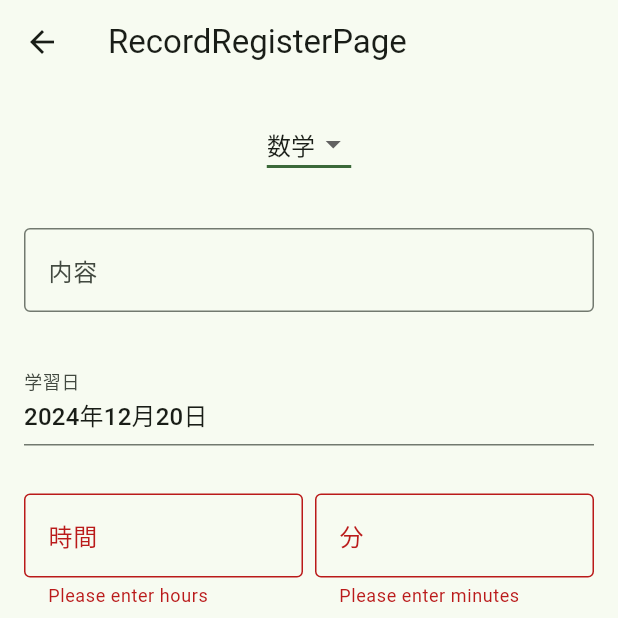
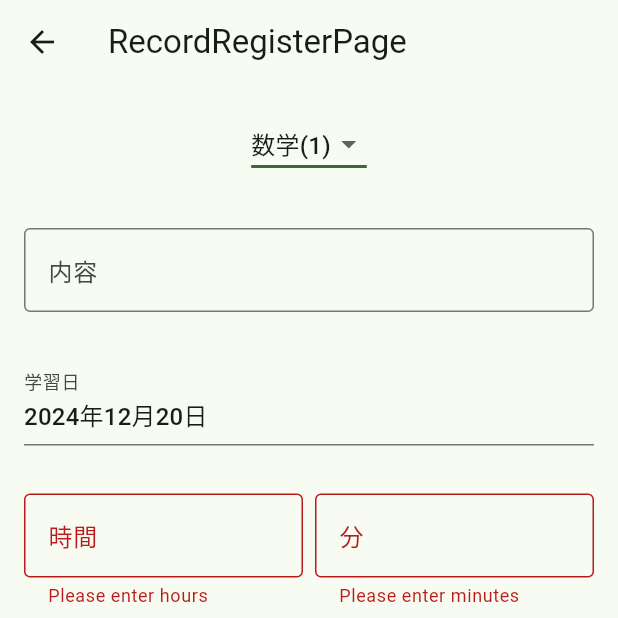
Before and after one commit to kumitaakira453/sutudy_manager_test_for_riverpod, a Flutter app: the RecordRegisterPage screen opened by its route, after a tap on the "send" icon, on a phone screen of 412 x 824 dp, the top half of it. Run offline on Flutter 3.47's test engine with Material 3 defaults, Android fonts, the phone set to English and light mode, and no system bars; drawn by our look-alikes of date_field; our stand-ins replace flutter_riverpod.

Commit message:
削除機能に伴うIDの一意性の担保

```diff
--- a/lib/pages/record_register.dart
+++ b/lib/pages/record_register.dart
@@ -24,7 +24,7 @@ class _RecordRegisterPageState extends ConsumerState<RecordRegisterPage> {
   final minutesController = TextEditingController();
 
   Map<String, dynamic> formValue = {};
-  int selectedValue = 0;
+  int? selectedValue;
 
   @override
   void dispose() {
@@ -35,10 +35,12 @@ class _RecordRegisterPageState extends ConsumerState<RecordRegisterPage> {
 
   @override
   Widget build(BuildContext context) {
+    final minId = ref.watch(subjectsMinIdProvider);
     final subjectList = ref.watch(subjectsNotifierProvider);
 
     void addRecord(Map<String, dynamic> formValue) {
-      final id = ref.watch(recordsNotifierProvider).length;
+      // lengthで取得すると同じIDのものが全て削除されてしまう
+      final id = ref.watch(recordsMaxIdProvider) + 1;
       ref.read(recordsNotifierProvider.notifier).add(
             Record(
               id: id,
@@ -55,7 +57,7 @@ class _RecordRegisterPageState extends ConsumerState<RecordRegisterPage> {
       dropdownMenuItemList.add(
         DropdownMenuItem(
           value: subject.id,
-          child: Text(subject.title),
+          child: Text('${subject.title}(${subject.id})'),
         ),
       );
     }
@@ -73,7 +75,7 @@ class _RecordRegisterPageState extends ConsumerState<RecordRegisterPage> {
               padding: const EdgeInsets.all(16),
               child: Center(
                 child: DropdownButton(
-                  value: selectedValue,
+                  value: selectedValue ?? minId,
                   items: dropdownMenuItemList,
                   menuWidth: 140,
                   underline: Container(
@@ -167,7 +169,7 @@ class _RecordRegisterPageState extends ConsumerState<RecordRegisterPage> {
           if (formKey.currentState!.validate()) {
             final hours = int.tryParse(hoursController.text) ?? 0;
             final minutes = int.tryParse(minutesController.text) ?? 0;
-            formValue['subject'] = subjectList[selectedValue];
+            formValue['subject'] = subjectList[selectedValue ?? minId];
             formValue['content'] = contentFormKey.currentState?.value ?? '';
             formValue['date'] = dateFormKey.currentState?.value ?? '';
             formValue['time'] = Duration(hours: hours, minutes: minutes);
--- a/lib/pages/subject_register.dart
+++ b/lib/pages/subject_register.dart
@@ -19,7 +19,7 @@ class _SubjectRegisterPageState extends ConsumerState<SubjectRegisterPage> {
   @override
   Widget build(BuildContext context) {
     void addSubject(String title) {
-      final id = ref.watch(subjectsNotifierProvider).length;
+      final id = ref.watch(subjectsMaxIdProvider) + 1;
       ref
           .read(subjectsNotifierProvider.notifier)
           .add(Subject(id: id, title: title));
--- a/lib/providers/subject.dart
+++ b/lib/providers/subject.dart
@@ -21,3 +21,16 @@ final subjectsNotifierProvider =
     StateNotifierProvider<SubjectsNotifier, List<Subject>>(
   (ref) => SubjectsNotifier(),
 );
+
+final subjectsMaxIdProvider = Provider<int>((ref) {
+  // providerの変化を検知
+  final subjects = ref.watch(subjectsNotifierProvider);
+  if (subjects.isEmpty) return -1;
+  return subjects.map((e) => e.id).reduce((a, b) => a > b ? a : b);
+});
+
+final subjectsMinIdProvider = Provider<int>((ref) {
+  final subjects = ref.watch(subjectsNotifierProvider);
+  if (subjects.isEmpty) return -1;
+  return subjects.map((e) => e.id).reduce((a, b) => a < b ? a : b);
+});
```
Also changed, not shown: lib/datas/initial_data.dart (+5 -5 lines), lib/providers/record.dart (+7 -0 lines).
